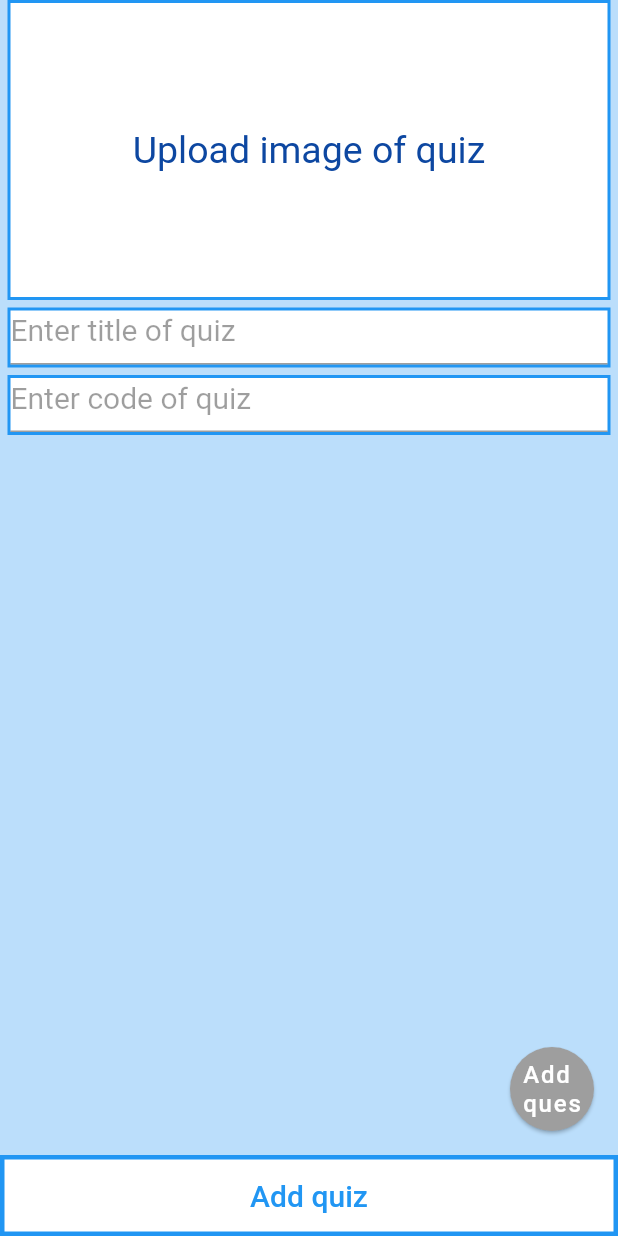
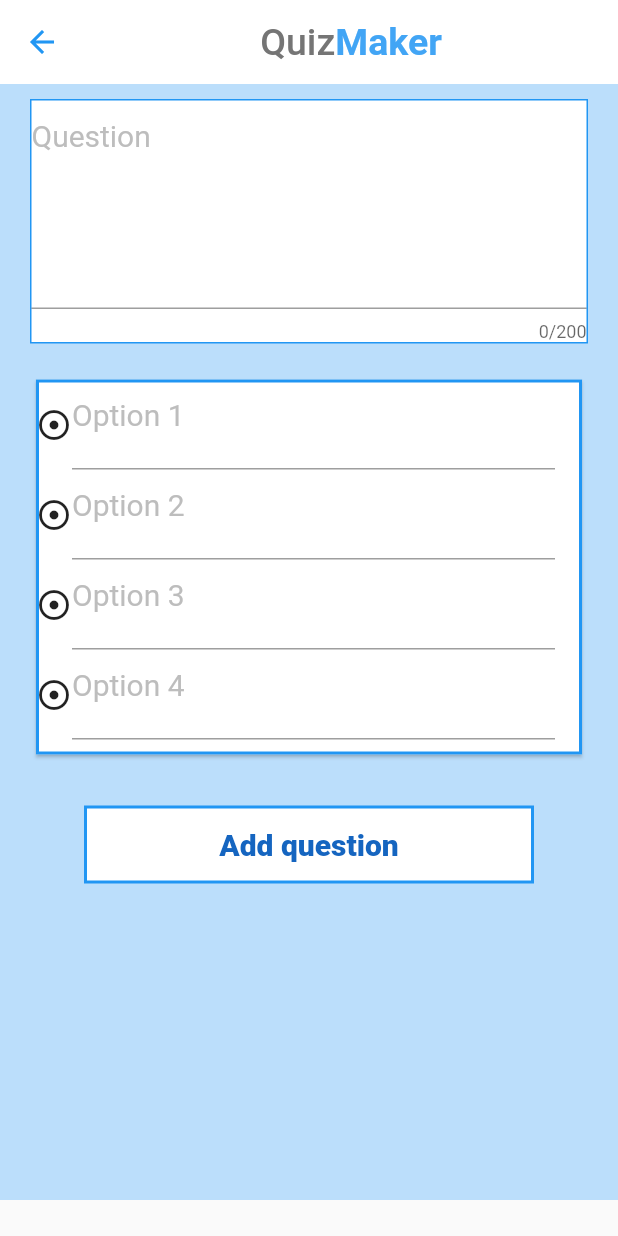
Before and after one commit to Phuc-HuynhTrong/quiz_maker, a Flutter app: the CreateQuizHome screen opened directly, after a tap on an icon or button, on a phone screen of 412 x 824 dp. Run offline on Flutter 3.47's test engine with Material 2 defaults, Android fonts, the phone set to English and light mode, and no system bars; our stand-ins replace cloud_firestore, firebase_auth, firebase_core, firebase_storage, image_picker; accounts and stored records are empty.

Commit message:
add view in create quiz tap

```diff
--- /dev/null
+++ b/lib/screens/createQuiz/addquestions.dart
@@ -0,0 +1,228 @@
+import 'package:flutter/material.dart';
+import 'package:quiz_maker/widgets/appbar.dart';
+
+class AddQuestionScreen extends StatefulWidget {
+  const AddQuestionScreen({Key? key}) : super(key: key);
+
+  @override
+  _AddQuestionScreenState createState() => _AddQuestionScreenState();
+}
+
+class _AddQuestionScreenState extends State<AddQuestionScreen> {
+  @override
+  Widget build(BuildContext context) {
+    return Scaffold(
+      appBar: AppBar(
+        leading: IconButton(
+          onPressed: () {
+            Navigator.pop(context);
+          },
+          icon: Icon(
+            Icons.arrow_back,
+            color: Colors.blue,
+          ),
+        ),
+        backgroundColor: Colors.white,
+        elevation: 0.0,
+        title: appBar(context),
+      ),
+      body: ListView(children: [
+        Container(
+          height: MediaQuery.of(context).size.height - 80,
+          padding: EdgeInsets.symmetric(horizontal: 20),
+          color: Colors.blue[100],
+          child: Column(
+            children: [
+              SizedBox(
+                height: 10,
+              ),
+              Container(
+                  decoration: BoxDecoration(
+                      color: Colors.white,
+                      border: Border.all(color: Colors.blue, width: 1)),
+                  child: TextFormField(
+                    style: TextStyle(
+                      fontSize: 20,
+                    ),
+                    minLines: 5,
+                    maxLines: 5,
+                    maxLength: 200,
+                    validator: (val) {
+                      return val!.isEmpty ? 'Enter question' : null;
+                    },
+                    decoration: InputDecoration(
+                      hintText: 'Question',
+                      hintStyle: TextStyle(
+                        fontSize: 20,
+                        color: Colors.grey[400],
+                      ),
+                    ),
+                    onChanged: (val) {},
+                  )),
+              SizedBox(
+                height: 20,
+              ),
+              Card(
+                shape: Border.all(
+                  color: Colors.blue,
+                  width: 2,
+                ),
+                child: Column(
+                  children: [
+                    Row(
+                      children: [
+                        Icon(Icons.adjust_rounded),
+                        Center(
+                          child: Container(
+                            width: MediaQuery.of(context).size.width - 90,
+                            height: 60,
+                            child: TextFormField(
+                              style: TextStyle(
+                                fontSize: 20,
+                              ),
+                              minLines: 5,
+                              maxLines: 5,
+                              //smaxLength: 200,
+                              validator: (val) {
+                                return val!.isEmpty ? 'Enter option 1' : null;
+                              },
+                              decoration: InputDecoration(
+                                hintText: 'Option 1',
+                                hintStyle: TextStyle(
+                                  fontSize: 20,
+                                  color: Colors.grey[400],
+                                ),
+                              ),
+                              onChanged: (val) {},
+                            ),
+                          ),
+                        )
+                      ],
+                    ),
+                    Row(
+                      children: [
+                        Icon(Icons.adjust_rounded),
+                        Center(
+                          child: Container(
+                            width: MediaQuery.of(context).size.width - 90,
+                            height: 60,
+                            child: TextFormField(
+                              style: TextStyle(
+                                fontSize: 20,
+                              ),
+                              minLines: 5,
+                              maxLines: 5,
+                              //smaxLength: 200,
+                              validator: (val) {
+                                return val!.isEmpty ? 'Enter option 2' : null;
+                              },
+                              decoration: InputDecoration(
+                                hintText: 'Option 2',
+                                hintStyle: TextStyle(
+                                  fontSize: 20,
+                                  color: Colors.grey[400],
+                                ),
+                              ),
+                              onChanged: (val) {},
+                            ),
+                          ),
+                        )
+                      ],
+                    ),
+                    Row(
+                      children: [
+                        Icon(Icons.adjust_rounded),
+                        Center(
+                          child: Container(
+                            width: MediaQuery.of(context).size.width - 90,
+                            height: 60,
+                            child: TextFormField(
+                              style: TextStyle(
+                                fontSize: 20,
+                              ),
+                              minLines: 5,
+                              maxLines: 5,
+                              //smaxLength: 200,
+                              validator: (val) {
+                                return val!.isEmpty ? 'Enter option 3' : null;
+                              },
+                              decoration: InputDecoration(
+                                hintText: 'Option 3',
+                                hintStyle: TextStyle(
+                                  fontSize: 20,
+                                  color: Colors.grey[400],
+                                ),
+                              ),
+                              onChanged: (val) {},
+                            ),
+                          ),
+                        )
+                      ],
+                    ),
+                    Row(
+                      children: [
+                        Icon(Icons.adjust_rounded),
+                        Center(
+                          child: Container(
+                            width: MediaQuery.of(context).size.width - 90,
+                            height: 60,
+                            child: TextFormField(
+                              style: TextStyle(
+                                fontSize: 20,
+                              ),
+                              minLines: 5,
+                              maxLines: 5,
+                              //smaxLength: 200,
+                              validator: (val) {
+                                return val!.isEmpty ? 'Enter option 4' : null;
+                              },
+                              decoration: InputDecoration(
+                                hintText: 'Option 4',
+                                hintStyle: TextStyle(
+                                  fontSize: 20,
+                                  color: Colors.grey[400],
+                                ),
+                              ),
+                              onChanged: (val) {},
+                            ),
+                          ),
+                        )
+                      ],
+                    ),
+                    SizedBox(
+                      height: 10,
+                    ),
+                    Row()
+                  ],
+                ),
+              ),
+              SizedBox(
+                height: 30,
+              ),
+              Center(
+                  child: Container(
+                width: 300,
+                decoration: BoxDecoration(
+                  color: Colors.white,
+                  border: Border.all(color: Colors.blue, width: 2),
+                ),
+                child: TextButton(
+                  onPressed: () {
+                    Navigator.pop(context);
+                  },
+                  child: Text(
+                    'Add question',
+                    style: TextStyle(
+                        color: Colors.blue[800],
+                        fontSize: 20,
+                        fontWeight: FontWeight.w800),
+                  ),
+                ),
+              ))
+            ],
+          ),
+        ),
+      ]),
+    );
+  }
+}
--- a/lib/screens/createQuiz/createQuizHome.dart
+++ b/lib/screens/createQuiz/createQuizHome.dart
@@ -3,6 +3,7 @@ import 'package:flutter/material.dart';
 import 'package:quiz_maker/models/Question.dart';
 import 'package:image_picker/image_picker.dart';
 import 'package:quiz_maker/models/Quiz.dart';
+import 'package:quiz_maker/screens/createQuiz/addquestions.dart';
 import 'package:quiz_maker/services/auth.dart';
 import 'package:quiz_maker/services/database.dart';
 import 'package:quiz_maker/services/storage.dart';
@@ -22,9 +23,9 @@ class _CreateQuizHomeState extends State<CreateQuizHome> {
   bool uploadImage = false;
   final ImagePicker picker = ImagePicker();
   AuthService authService = AuthService();
-  Storage storage =Storage();
+  Storage storage = Storage();
   late String uid = '';
-  late DatabaseService databaseService = DatabaseService(uid: uid) ;
+  late DatabaseService databaseService = DatabaseService(uid: uid);
 
   @override
   void initState() {
@@ -33,6 +34,7 @@ class _CreateQuizHomeState extends State<CreateQuizHome> {
     databaseService = DatabaseService(uid: uid);
     super.initState();
   }
+
   void _onImageButtonPressed(ImageSource source,
       {BuildContext? context, bool isMultiImage = false}) async {
     try {
@@ -104,7 +106,7 @@ class _CreateQuizHomeState extends State<CreateQuizHome> {
                             hintText: 'Enter title of quiz',
                             hintStyle:
                                 TextStyle(color: Colors.black38, fontSize: 20)),
-                        onChanged: (val){
+                        onChanged: (val) {
                           title = val;
                         },
                       ),
@@ -126,7 +128,7 @@ class _CreateQuizHomeState extends State<CreateQuizHome> {
                             hintText: 'Enter code of quiz',
                             hintStyle:
                                 TextStyle(color: Colors.black38, fontSize: 20)),
-                        onChanged: (val){
+                        onChanged: (val) {
                           code = val;
                         },
                       ),
@@ -149,7 +151,12 @@ class _CreateQuizHomeState extends State<CreateQuizHome> {
       floatingActionButton: FloatingActionButton(
         elevation: 1,
         backgroundColor: Colors.grey,
-        onPressed: () {},
+        onPressed: () {
+          Navigator.push(
+              context,
+              MaterialPageRoute(
+                  builder: (BuildContext context) => AddQuestionScreen()));
+        },
         child: Center(
             child: Text(
           'Add\nques',
--- a/lib/screens/home/home.dart
+++ b/lib/screens/home/home.dart
@@ -3,7 +3,7 @@ import 'package:flutter/material.dart';
 import 'package:quiz_maker/screens/account/accountscreen.dart';
 import 'package:quiz_maker/screens/createQuiz/createQuizHome.dart';
 import 'package:quiz_maker/screens/createQuiz/createquiz.dart';
-import 'package:quiz_maker/screens/PLayQuiz/playquiz.dart';
+import 'package:quiz_maker/screens/PLayQuiz/playquizhome.dart';
 import 'package:quiz_maker/widgets/appbar.dart';
 
 class Home extends StatefulWidget {
--- a/pubspec.yaml
+++ b/pubspec.yaml
@@ -42,6 +42,7 @@ dev_dependencies:
   cloud_firestore: ^2.1.0
   firebase_storage: ^10.0.3
   image_picker: ^0.8.4
+  page_transition: ^2.0.2
 # For information on the generic Dart part of this file, see the
 # following page: https://dart.dev/tools/pub/pubspec
 
```
Also changed, not shown: lib/screens/PLayQuiz/entercodeandplay.dart (+15 -1 lines), lib/screens/PLayQuiz/playquiz.dart (deleted, +0 -17 lines), lib/screens/PLayQuiz/playquizhome.dart (added, +70 -0 lines), lib/screens/account/quizsofuser.dart (added, +38 -0 lines), pubspec.lock.
